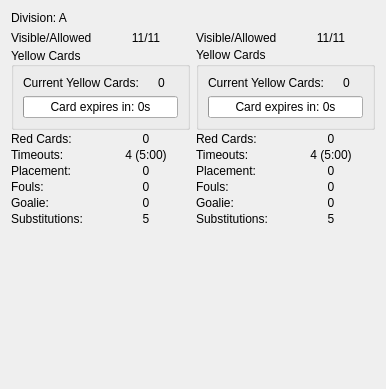
Qt form src/ra/refereeinfowidget.ui (robotics-erlangen/framework) before a commit.
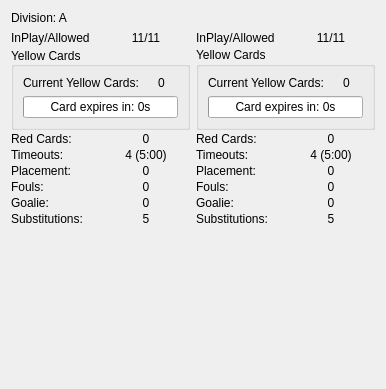
The same form after that commit.

Commit message: ra: refereeinfowidget: exclude substitution area from visible robots

Patch:
```diff
--- a/src/ra/refereeinfowidget.ui
+++ b/src/ra/refereeinfowidget.ui
@@ -39,7 +39,7 @@
          <item>
           <widget class="QLabel" name="allowedBotsLabelYellow">
            <property name="text">
-            <string>Visible/Allowed</string>
+            <string>InPlay/Allowed</string>
            </property>
           </widget>
          </item>
@@ -260,7 +260,7 @@
          <item>
           <widget class="QLabel" name="allowedBotsLabelBlue">
            <property name="text">
-            <string>Visible/Allowed</string>
+            <string>InPlay/Allowed</string>
            </property>
           </widget>
          </item>
```
The commit also changes 2 other files.
